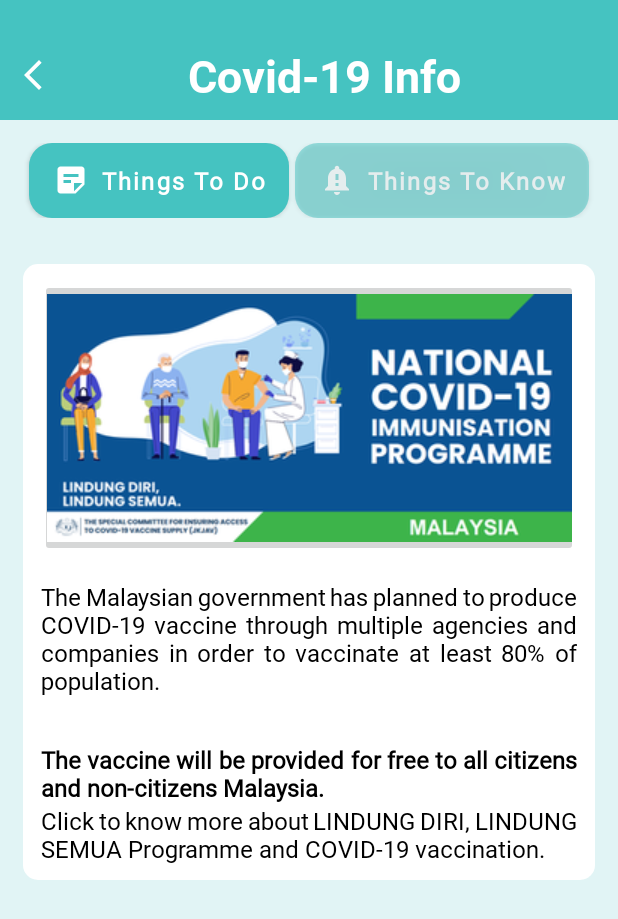
After one commit to ChanZH0525/TraceCovid, an Android app: the infoPageOne screen opened directly, with no data from a screen before it, on a phone screen of 412 x 824 dp. The commit adds this screen. Shown: the top 919 px of the screen. Run offline under Robolectric (Android 15) with nearby library versions, the phone set to English and light mode, and no system bars.

Commit message:
Add Covid-19 InfoPageOne

```diff
--- a/TraceCovid/app/src/main/AndroidManifest.xml
+++ b/TraceCovid/app/src/main/AndroidManifest.xml
@@ -10,6 +10,9 @@
         android:supportsRtl="true"
         android:theme="@style/Theme.TraceCovid"
         android:usesCleartextTraffic="true">
+        <activity
+            android:name=".infoPageOne"
+            android:exported="false" />
         <activity
             android:name=".pwdUpdatedPage"
             android:exported="false" />
--- /dev/null
+++ b/TraceCovid/app/src/main/java/com/example/tracecovid/infoPageOne.kt
@@ -0,0 +1,11 @@
+package com.example.tracecovid
+
+import androidx.appcompat.app.AppCompatActivity
+import android.os.Bundle
+
+class infoPageOne : AppCompatActivity() {
+    override fun onCreate(savedInstanceState: Bundle?) {
+        super.onCreate(savedInstanceState)
+        setContentView(R.layout.activity_infopageone)
+    }
+}
--- /dev/null
+++ b/TraceCovid/app/src/main/res/drawable/bg_info.xml
@@ -0,0 +1,7 @@
+<?xml version="1.0" encoding="utf-8"?>
+<shape xmlns:android="http://schemas.android.com/apk/res/android" android:shape="rectangle">
+
+    <corners android:radius="10dp"/>
+    <solid android:color="@color/white"/>
+
+</shape>
--- /dev/null
+++ b/TraceCovid/app/src/main/res/drawable/ic_baseline_notification_important_24.xml
@@ -0,0 +1,5 @@
+<vector android:height="24dp" android:tint="#000000"
+    android:viewportHeight="24" android:viewportWidth="24"
+    android:width="24dp" xmlns:android="http://schemas.android.com/apk/res/android">
+    <path android:fillColor="@android:color/white" android:pathData="M18,16v-5c0,-3.07 -1.64,-5.64 -4.5,-6.32L13.5,4c0,-0.83 -0.67,-1.5 -1.5,-1.5s-1.5,0.67 -1.5,1.5v0.68C7.63,5.36 6,7.92 6,11v5l-2,2v1h16v-1l-2,-2zM13,16h-2v-2h2v2zM13,12h-2L11,8h2v4zM12,22c1.1,0 2,-0.9 2,-2h-4c0,1.1 0.89,2 2,2z"/>
+</vector>
--- /dev/null
+++ b/TraceCovid/app/src/main/res/drawable/ic_baseline_sticky_note_2_24.xml
@@ -0,0 +1,5 @@
+<vector android:autoMirrored="true" android:height="24dp"
+    android:tint="#000000" android:viewportHeight="24"
+    android:viewportWidth="24" android:width="24dp" xmlns:android="http://schemas.android.com/apk/res/android">
+    <path android:fillColor="@android:color/white" android:pathData="M19,3H4.99C3.89,3 3,3.9 3,5l0.01,14c0,1.1 0.89,2 1.99,2h10l6,-6V5C21,3.9 20.1,3 19,3zM7,8h10v2H7V8zM12,14H7v-2h5V14zM14,19.5V14h5.5L14,19.5z"/>
+</vector>
--- /dev/null
+++ b/TraceCovid/app/src/main/res/layout/activity_infopageone.xml
@@ -0,0 +1,146 @@
+<?xml version="1.0" encoding="utf-8"?>
+<LinearLayout xmlns:android="http://schemas.android.com/apk/res/android"
+    xmlns:app="http://schemas.android.com/apk/res-auto"
+    xmlns:tools="http://schemas.android.com/tools"
+    android:layout_width="match_parent"
+    android:layout_height="match_parent"
+    android:orientation="vertical"
+    android:background="@color/light_turqoise"
+    tools:context=".infoPageOne">
+
+    <FrameLayout
+        android:id="@+id/headerFrame"
+        android:layout_width="match_parent"
+        android:layout_height="80dp"
+        android:background="@color/main_green">
+
+
+        <ImageView
+            android:id="@+id/backBtn"
+            android:layout_width="wrap_content"
+            android:layout_height="wrap_content"
+            android:layout_gravity="start"
+            android:layout_marginTop="38dp"
+            android:layout_marginHorizontal="10dp"
+            app:srcCompat="@drawable/ic_baseline_arrow_back_ios_new_24"
+            app:tint="@color/white" />
+
+        <TextView
+            android:layout_width="match_parent"
+            android:layout_height="wrap_content"
+            android:layout_marginStart="20dp"
+            android:layout_marginTop="30dp"
+            android:layout_marginBottom="10dp"
+            android:fontFamily="@font/robotoBold"
+            android:text="Covid-19 Info"
+            android:textAlignment="center"
+            android:textColor="@color/white"
+            android:textSize="30dp" />
+
+    </FrameLayout>
+
+    <LinearLayout
+        android:layout_width="match_parent"
+        android:layout_height="wrap_content"
+        android:layout_marginHorizontal="5dp"
+        android:layout_marginVertical="15dp"
+        android:gravity="center">
+
+        <Button
+            android:id="@+id/toDoBtn"
+            android:layout_width="wrap_content"
+            android:layout_height="50dp"
+            android:layout_marginHorizontal="2dp"
+            android:background="@drawable/bg_button"
+            android:fontFamily="@font/roboto"
+            android:text="Things To Do"
+            android:textAlignment="center"
+            android:textAllCaps="false"
+            android:textColor="@color/white"
+            android:textSize="16dp"
+            android:textStyle="bold"
+            android:drawableLeft="@drawable/ic_baseline_sticky_note_2_24"
+            android:drawableTint="@color/white"/>
+
+        <Button
+            android:id="@+id/toKnowBtn"
+            android:layout_width="wrap_content"
+            android:layout_height="50dp"
+            android:layout_marginHorizontal="2dp"
+            android:background="@drawable/bg_button"
+            android:alpha="0.5"
+            android:fontFamily="@font/roboto"
+            android:text="Things To Know"
+            android:textAlignment="center"
+            android:textAllCaps="false"
+            android:textColor="@color/white"
+            android:textSize="16dp"
+            android:textStyle="bold"
+            android:drawableLeft="@drawable/ic_baseline_notification_important_24"
+            android:drawableTint="@color/white"/>
+
+    </LinearLayout>
+
+    <LinearLayout
+        android:layout_width="match_parent"
+        android:layout_height="wrap_content"
+        android:orientation="vertical"
+        android:layout_margin="15dp"
+        android:padding="10dp"
+        android:background="@drawable/bg_info">
+
+        <ImageButton
+            android:id="@+id/logo"
+            android:layout_width="match_parent"
+            android:layout_height="wrap_content"
+            android:layout_gravity="center"
+            android:layout_marginHorizontal="1dp"
+            android:gravity="center"
+            android:contentDescription="VaccineProgramme"
+            app:srcCompat="@drawable/VaccineProgramme" />
+
+        <TextView
+            android:id="@+id/textView1"
+            android:layout_width="match_parent"
+            android:layout_height="wrap_content"
+            android:layout_gravity="center"
+            android:layout_marginHorizontal="2dp"
+            android:layout_marginVertical="15dp"
+            android:fontFamily="@font/roboto"
+            android:text="@string/info1"
+            android:textSize="16sp"
+            android:textColor="@color/black"
+            android:justificationMode="inter_word"/>
+
+        <TextView
+            android:id="@+id/textView2"
+            android:layout_width="match_parent"
+            android:layout_height="wrap_content"
+            android:layout_gravity="center"
+            android:layout_marginHorizontal="2dp"
+            android:layout_marginTop="15dp"
+            android:fontFamily="@font/roboto"
+            android:justificationMode="inter_word"
+            android:text="@string/info2"
+            android:textColor="@color/black"
+            android:textSize="16sp"
+            android:textStyle="bold" />
+
+        <TextView
+            android:id="@+id/textView3"
+            android:layout_width="match_parent"
+            android:layout_height="wrap_content"
+            android:layout_gravity="center"
+            android:layout_marginHorizontal="2dp"
+            android:fontFamily="@font/roboto"
+            android:text="@string/info3"
+            android:textSize="16sp"
+            android:textColor="@color/black"
+            android:justificationMode="inter_word"/>
+
+
+
+    </LinearLayout>
+
+
+</LinearLayout>
--- a/TraceCovid/app/src/main/res/values/colors.xml
+++ b/TraceCovid/app/src/main/res/values/colors.xml
@@ -11,5 +11,6 @@
     <color name="apple_green">#6FCC33</color>
     <color name="red">#E3242B</color>
     <color name="gold">#C3C145</color>
+    <color name="blue">#3A9BDC</color>
 
 </resources>
--- a/TraceCovid/app/src/main/res/values/strings.xml
+++ b/TraceCovid/app/src/main/res/values/strings.xml
@@ -2,4 +2,7 @@
     <string name="app_name">TraceCovid</string>
     <!-- TODO: Remove or change this placeholder text -->
     <string name="hello_blank_fragment">Hello blank fragment</string>
+    <string name="info1">The Malaysian government has planned to produce COVID-19 vaccine through multiple agencies and companies in order to vaccinate at least 80% of population.</string>
+    <string name="info2">The vaccine will be provided for free to all citizens and non-citizens Malaysia.</string>
+    <string name="info3">Click to know more about LINDUNG DIRI, LINDUNG SEMUA Programme and COVID-19 vaccination.</string>
 </resources>
```
Also changed, not shown: TraceCovid/app/src/main/res/drawable/VaccineProgramme.png (added).
